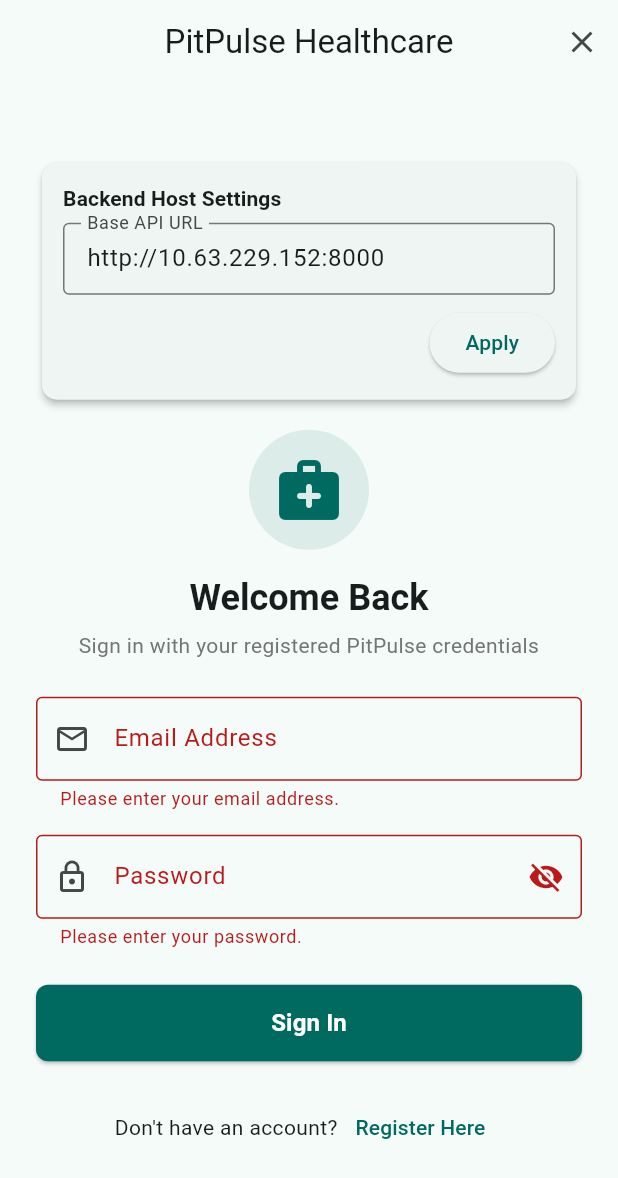
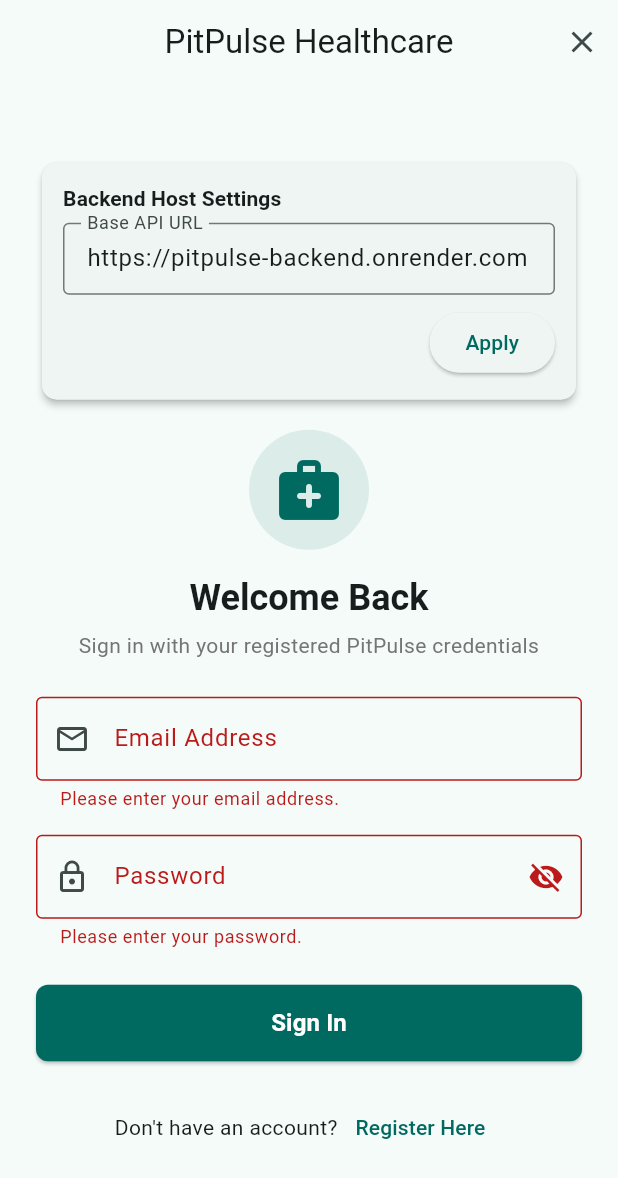
Before and after one commit to logesh-profile/pitpulse, a Flutter app: the screen it shows after launch, after a tap on "Sign In", after a tap on the "settings ethernet" icon, on a phone screen of 412 x 824 dp. Shown: the top 1178 px of the screen. Run offline on Flutter 3.47's test engine with Material 3 defaults, Android fonts, the phone set to English and light mode, and no system bars; our stand-ins replace dio, flutter_secure_storage; accounts and stored records are empty; network calls fail.

Commit message:
Configure production Render backend URL as default in mobile app

```diff
--- a/mobile/lib/core/config/app_config.dart
+++ b/mobile/lib/core/config/app_config.dart
@@ -15,17 +15,8 @@
       return _customBackendUrl;
     }
 
-    if (kIsWeb) {
-      return 'http://127.0.0.1:8000';
-    }
-
-    if (Platform.isAndroid) {
-      // Physical device Wi-Fi backend IP (fallback to emulator loopback if overridden)
-      return 'http://10.63.229.152:8000';
-    }
-
-    // Windows, macOS, Linux desktop
-    return 'http://127.0.0.1:8000';
+    // Default to production cloud backend on Render
+    return 'https://pitpulse-backend.onrender.com';
   }
 
   static const int connectTimeoutMs = 15000;
```
